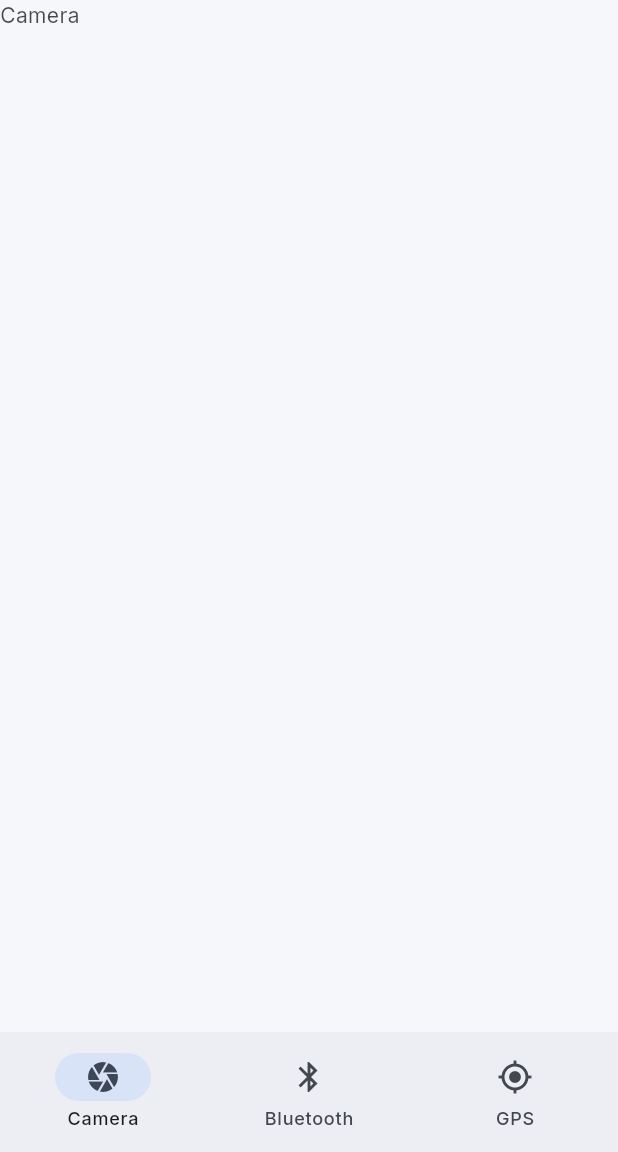
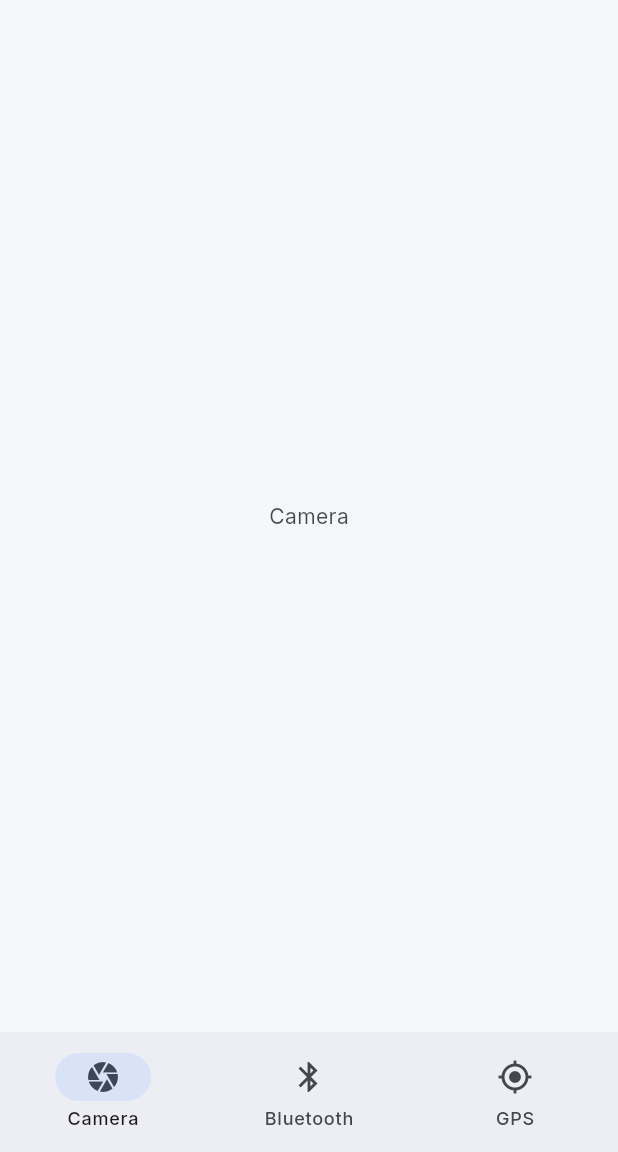
Before and after one commit to dilawarzAlgorithm/native_permission, a Flutter app: the screen it shows after launch, on a phone screen of 412 x 824 dp, the part 84-1236 px from its top. Run offline on Flutter 3.47's test engine with Material 3 defaults, Android fonts, the phone set to English and light mode, and no system bars; our stand-ins replace google_fonts.

Commit message:
refactor: made different widget for different services

```diff
--- a/lib/screens/dashboard.dart
+++ b/lib/screens/dashboard.dart
@@ -1,4 +1,7 @@
 import 'package:flutter/material.dart';
+import 'package:native_permission/widgets/bluetooth.dart';
+import 'package:native_permission/widgets/camera.dart';
+import 'package:native_permission/widgets/gps.dart';
 
 class DashboardScreen extends StatefulWidget {
   const DashboardScreen({super.key});
@@ -30,11 +33,7 @@ class _DashboardScreenState extends State<DashboardScreen> {
           NavigationDestination(icon: Icon(Icons.gps_fixed), label: 'GPS'),
         ],
       ),
-      body: <Widget>[
-        Text('Camera'),
-        Text('Bluetooth'),
-        Text('GPS'),
-      ][_selectedInd],
+      body: <Widget>[Camera(), Bluetooth(), Gps()][_selectedInd],
     );
   }
 }
--- /dev/null
+++ b/lib/widgets/camera.dart
@@ -0,0 +1,10 @@
+import 'package:flutter/material.dart';
+
+class Camera extends StatelessWidget {
+  const Camera({super.key});
+
+  @override
+  Widget build(BuildContext context) {
+    return Center(child: Text('Camera'));
+  }
+}
```
Also changed, not shown: lib/widgets/bluetooth.dart (added, +10 -0 lines), lib/widgets/gps.dart (added, +10 -0 lines).
